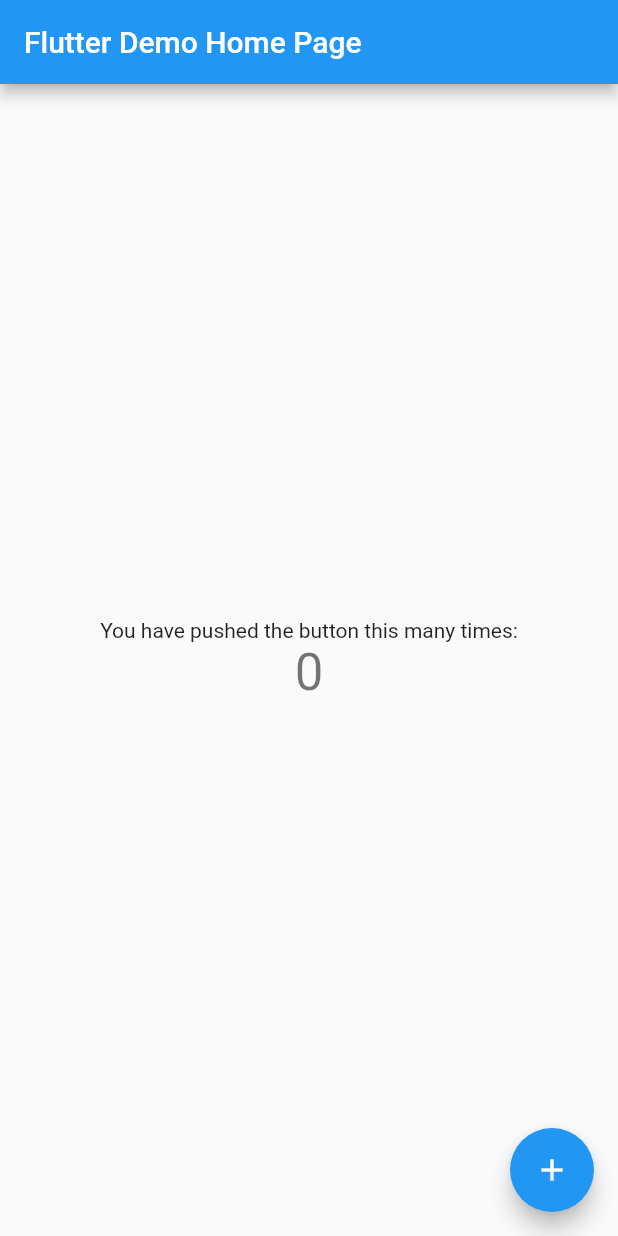
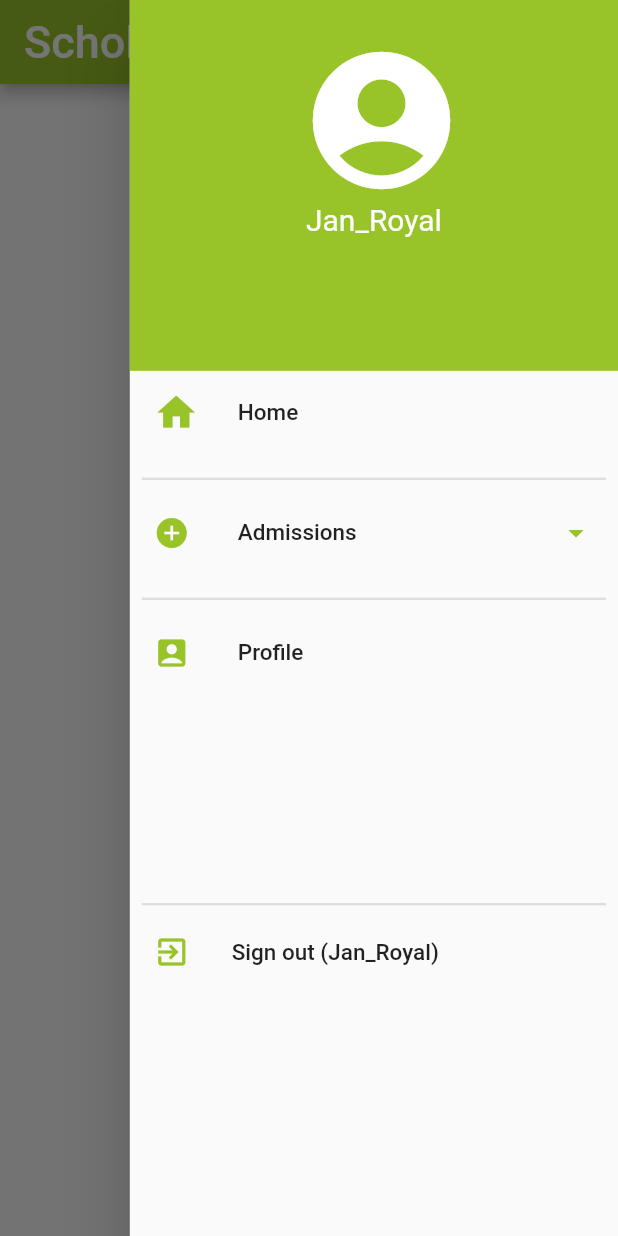
Before and after one commit to RandyKdev/UI, a Flutter app: the screen it shows after launch, with the side drawer open (before the commit the screen has no drawer), on a phone screen of 412 x 824 dp. Run offline on Flutter 3.47's test engine with Material 2 defaults, Android fonts, the phone set to English and light mode, and no system bars.

Commit message:
Drawer touches

```diff
--- /dev/null
+++ b/lib/Screens/dashBoardBody.dart
@@ -0,0 +1,13 @@
+import 'package:flutter/material.dart';
+
+class DashBoardBody extends StatefulWidget {
+  @override
+  _DashBoardBodyState createState() => _DashBoardBodyState();
+}
+
+class _DashBoardBodyState extends State<DashBoardBody> {
+  @override
+  Widget build(BuildContext context) {
+    return Container();
+  }
+}
--- /dev/null
+++ b/lib/Screens/dashBoardHeader.dart
@@ -0,0 +1,28 @@
+import 'package:flutter/material.dart';
+
+import 'package:ui/colorConstants.dart';
+import 'myDrawer.dart';
+import 'dashBoardBody.dart';
+
+class DashBoard extends StatefulWidget {
+  @override
+  _DashBoardState createState() => _DashBoardState();
+}
+
+class _DashBoardState extends State<DashBoard> {
+  @override
+  Widget build(BuildContext context) {
+    return Scaffold(
+      endDrawer: MyDrawer(),
+      appBar: AppBar(
+        backgroundColor: primaryTheme,
+        bottomOpacity: 0.1,
+        title: Text(
+          "Scholar",
+          style: TextStyle(fontSize: 30),
+        ),
+      ),
+      body: DashBoardBody(),
+    );
+  }
+}
--- /dev/null
+++ b/lib/Screens/myDrawer.dart
@@ -0,0 +1,130 @@
+import 'package:flutter/material.dart';
+
+import 'package:ui/colorConstants.dart';
+
+class MyDrawer extends StatefulWidget {
+  @override
+  _MyDrawerState createState() => _MyDrawerState();
+}
+
+class _MyDrawerState extends State<MyDrawer> {
+  @override
+  Widget build(BuildContext context) {
+    double width = MediaQuery.of(context).size.width;
+    double height = MediaQuery.of(context).size.height;
+    return Container(
+      height: double.infinity,
+      width: width * 0.79,
+      child: Drawer(
+        elevation: 20,
+        child: Column(
+          children: [
+            Container(
+              color: primaryTheme,
+              height: height * 0.3,
+              child: Column(
+                children: [
+                  Padding(
+                    padding: const EdgeInsets.only(top: 25, bottom: 10),
+                    child: Center(
+                      child: CircleAvatar(
+                        backgroundColor: primaryTheme,
+                        radius: 50,
+                        child: Icon(
+                          Icons.account_circle,
+                          size: 110,
+                          color: Colors.white,
+                        ),
+                      ),
+                    ),
+                  ),
+                  Center(
+                      child: Text(
+                    "Jan_Royal",
+                    style: TextStyle(color: Colors.white, fontSize: 20),
+                  )),
+                ],
+              ),
+            ),
+            ListTile(
+              leading: Icon(
+                Icons.home,
+                size: 30,
+                color: primaryTheme,
+              ),
+              title: Text(
+                "Home",
+                style: TextStyle(fontSize: 15),
+              ),
+              onTap: () {},
+            ),
+            _divider(),
+            _popUpMenu(),
+            _divider(),
+            ListTile(
+              leading: Icon(
+                Icons.account_box,
+                color: primaryTheme,
+              ),
+              title: Text(
+                "Profile",
+                style: TextStyle(fontSize: 15),
+              ),
+              onTap: () {},
+            ),
+            Padding(
+              padding: EdgeInsets.only(top: height * 0.15),
+              child: _divider(),
+            ),
+            ListTile(
+              visualDensity: VisualDensity.compact,
+              leading: Icon(
+                Icons.exit_to_app,
+                color: primaryTheme,
+              ),
+              title: Text(
+                "Sign out (Jan_Royal)",
+                style: TextStyle(fontSize: 15),
+              ),
+              onTap: () {},
+            )
+          ],
+        ),
+      ),
+    );
+  }
+
+  Widget _popUpMenu() {
+    return PopupMenuButton(
+      child: ListTile(
+        leading: Icon(
+          Icons.add_circle,
+          color: primaryTheme,
+        ),
+        trailing: Icon(
+          Icons.arrow_drop_down,
+          color: primaryTheme,
+        ),
+        title: Text(
+          "Admissions",
+          style: TextStyle(fontSize: 15),
+        ),
+      ),
+      itemBuilder: (BuildContext context) => <PopupMenuEntry<Widget>>[
+        PopupMenuItem(child: Text("hi")),
+        PopupMenuItem(
+          child: Text("ji"),
+        )
+      ],
+    );
+  }
+}
+
+Widget _divider() {
+  return Padding(
+    padding: const EdgeInsets.only(top: 8.0, left: 8.0, right: 8.0),
+    child: Divider(
+      thickness: 1.5,
+    ),
+  );
+}
--- a/lib/colorConstants.dart
+++ b/lib/colorConstants.dart
@@ -1,6 +1,6 @@
 import 'package:flutter/material.dart';
 
 Color primaryTheme = new Color(0xff98c429);
-Color submitButtonColor = new Color(0xff9c27b0);
-Color other = new Color(0xff00d3ee);
+Color purple = new Color(0xff9c27b0);
 Color loginReminderColor = new Color(0xff999999);
+Color secondaryTheme = new Color(0xff00d3ee);
--- a/lib/main.dart
+++ b/lib/main.dart
@@ -1,117 +1,16 @@
 import 'package:flutter/material.dart';
+import 'Screens/dashBoardHeader.dart';
 
 void main() {
-  runApp(MyApp());
+  runApp(ScholarApp());
 }
 
-class MyApp extends StatelessWidget {
-  // This widget is the root of your application.
+class ScholarApp extends StatelessWidget {
   @override
   Widget build(BuildContext context) {
     return MaterialApp(
-      title: 'Flutter Demo',
-      theme: ThemeData(
-        // This is the theme of your application.
-        //
-        // Try running your application with "flutter run". You'll see the
-        // application has a blue toolbar. Then, without quitting the app, try
-        // changing the primarySwatch below to Colors.green and then invoke
-        // "hot reload" (press "r" in the console where you ran "flutter run",
-        // or simply save your changes to "hot reload" in a Flutter IDE).
-        // Notice that the counter didn't reset back to zero; the application
-        // is not restarted.
-        primarySwatch: Colors.blue,
-        // This makes the visual density adapt to the platform that you run
-        // the app on. For desktop platforms, the controls will be smaller and
-        // closer together (more dense) than on mobile platforms.
-        visualDensity: VisualDensity.adaptivePlatformDensity,
-      ),
-      home: MyHomePage(title: 'Flutter Demo Home Page'),
+      home: DashBoard(),
+      debugShowCheckedModeBanner: false,
     );
   }
 }
-
-class MyHomePage extends StatefulWidget {
-  MyHomePage({Key key, this.title}) : super(key: key);
-
-  // This widget is the home page of your application. It is stateful, meaning
-  // that it has a State object (defined below) that contains fields that affect
-  // how it looks.
-
-  // This class is the configuration for the state. It holds the values (in this
-  // case the title) provided by the parent (in this case the App widget) and
-  // used by the build method of the State. Fields in a Widget subclass are
-  // always marked "final".
-
-  final String title;
-
-  @override
-  _MyHomePageState createState() => _MyHomePageState();
-}
-
-class _MyHomePageState extends State<MyHomePage> {
-  int _counter = 0;
-
-  void _incrementCounter() {
-    setState(() {
-      // This call to setState tells the Flutter framework that something has
-      // changed in this State, which causes it to rerun the build method below
-      // so that the display can reflect the updated values. If we changed
-      // _counter without calling setState(), then the build method would not be
-      // called again, and so nothing would appear to happen.
-      _counter++;
-    });
-  }
-
-  @override
-  Widget build(BuildContext context) {
-    // This method is rerun every time setState is called, for instance as done
-    // by the _incrementCounter method above.
-    //
-    // The Flutter framework has been optimized to make rerunning build methods
-    // fast, so that you can just rebuild anything that needs updating rather
-    // than having to individually change instances of widgets.
-    return Scaffold(
-      appBar: AppBar(
-        // Here we take the value from the MyHomePage object that was created by
-        // the App.build method, and use it to set our appbar title.
-        title: Text(widget.title),
-      ),
-      body: Center(
-        // Center is a layout widget. It takes a single child and positions it
-        // in the middle of the parent.
-        child: Column(
-          // Column is also a layout widget. It takes a list of children and
-          // arranges them vertically. By default, it sizes itself to fit its
-          // children horizontally, and tries to be as tall as its parent.
-          //
-          // Invoke "debug painting" (press "p" in the console, choose the
-          // "Toggle Debug Paint" action from the Flutter Inspector in Android
-          // Studio, or the "Toggle Debug Paint" command in Visual Studio Code)
-          // to see the wireframe for each widget.
-          //
-          // Column has various properties to control how it sizes itself and
-          // how it positions its children. Here we use mainAxisAlignment to
-          // center the children vertically; the main axis here is the vertical
-          // axis because Columns are vertical (the cross axis would be
-          // horizontal).
-          mainAxisAlignment: MainAxisAlignment.center,
-          children: <Widget>[
-            Text(
-              'You have pushed the button this many times:',
-            ),
-            Text(
-              '$_counter',
-              style: Theme.of(context).textTheme.headline4,
-            ),
-          ],
-        ),
-      ),
-      floatingActionButton: FloatingActionButton(
-        onPressed: _incrementCounter,
-        tooltip: 'Increment',
-        child: Icon(Icons.add),
-      ), // This trailing comma makes auto-formatting nicer for build methods.
-    );
-  }
-}
--- a/pubspec.yaml
+++ b/pubspec.yaml
@@ -28,6 +28,7 @@ dependencies:
   # The following adds the Cupertino Icons font to your application.
   # Use with the CupertinoIcons class for iOS style icons.
   cupertino_icons: ^0.1.3
+
 
 dev_dependencies:
   flutter_test:
```
Also changed, not shown: 1 other file.
